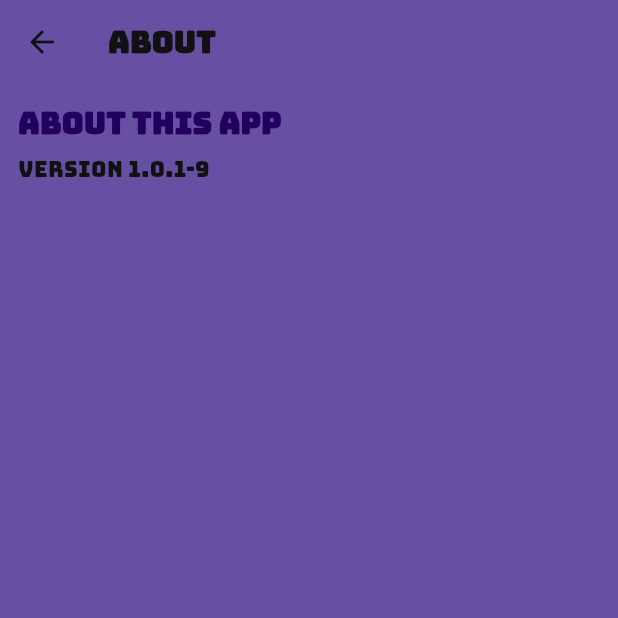
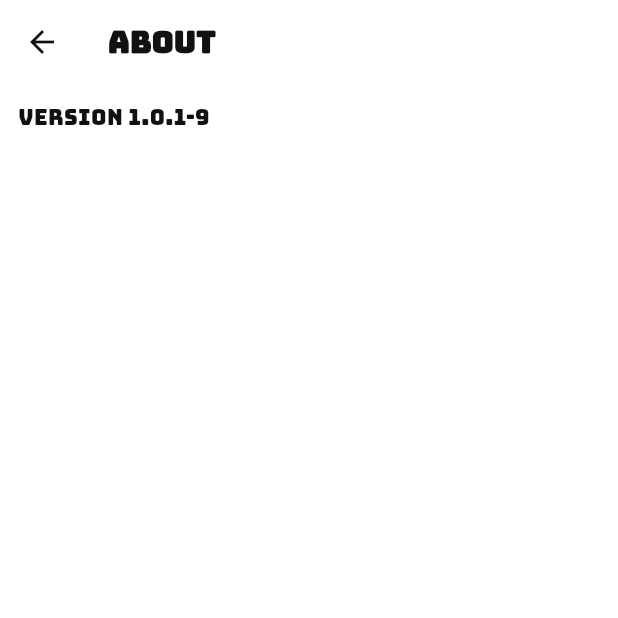
Before and after one commit to FaaiqKhan/muscles_builder, a Flutter app: the AboutScreen screen opened directly, on a phone screen of 412 x 824 dp, the top half of it. Run offline on Flutter 3.47's test engine with Material 3 defaults, Android fonts, the phone set to English and light mode, and no system bars; our stand-ins replace bloc, equatable, flutter_bloc, google_mobile_ads, package_info_plus, shared_preferences; missing offline and left inert: flame, flame_audio; accounts and stored records are empty; network calls fail.

Commit message:
background color updates

```diff
--- a/lib/screens/about_screen.dart
+++ b/lib/screens/about_screen.dart
@@ -11,7 +11,7 @@ class AboutScreen extends StatelessWidget {
   Widget build(BuildContext context) {
     return Scaffold(
       appBar: AppBar(
-        backgroundColor: Theme.of(context).colorScheme.primary,
+        backgroundColor: context.musclesBuilderTheme.background,
         title: Text(
           "About",
           style: Theme.of(context)
@@ -23,22 +23,13 @@ class AboutScreen extends StatelessWidget {
           color: context.musclesBuilderTheme.primaryText,
         ),
       ),
-      backgroundColor: Theme.of(context).colorScheme.primary,
+      backgroundColor: context.musclesBuilderTheme.background,
       body: SafeArea(
         child: Padding(
           padding: const EdgeInsets.all(Spacings.contentSpacingOf12),
           child: Column(
             crossAxisAlignment: CrossAxisAlignment.start,
             children: [
-              Text(
-                "About this app",
-                style: Theme.of(context).textTheme.headlineSmall?.copyWith(
-                      color: Theme.of(context).colorScheme.onPrimaryFixed,
-                    ),
-              ),
-              const SizedBox(
-                height: Spacings.contentSpacingOf8,
-              ),
               Text(
                 "${context.read<SettingsCubit>().appVersion}-${context.read<SettingsCubit>().appBuildNumber}",
                 style: Theme.of(context)
```
Also changed, not shown: lib/screens/contributors_screen.dart (+6 -5 lines).
